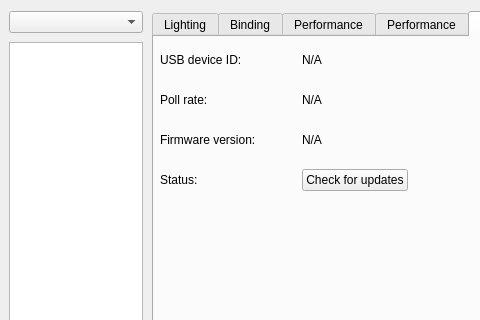
First picture: the form in src/ckb/kbwidget.ui, repository ckb-next/ckb-next, before the edit; both pictures show x 0 to 480 and y 0 to 320 of the 773 by 539 pixel window.
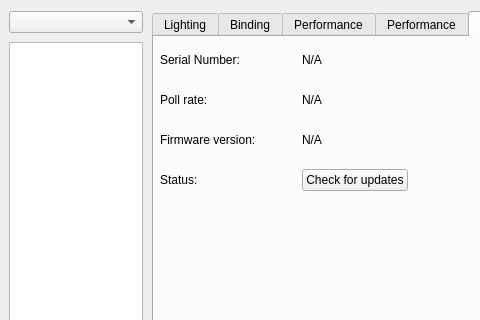
Second picture: the form after the edit. The open tabs and pages were chosen to show the change. Custom widgets are drawn as their Qt base class.

Commit message: Alter wording in the Devices and FW Update

```diff
--- a/src/ckb/kbwidget.ui
+++ b/src/ckb/kbwidget.ui
@@ -242,7 +242,7 @@
           </size>
          </property>
          <property name="text">
-          <string>USB device ID:</string>
+          <string>Serial Number:</string>
          </property>
         </widget>
        </item>
```
The commit also changes 2 other files.
